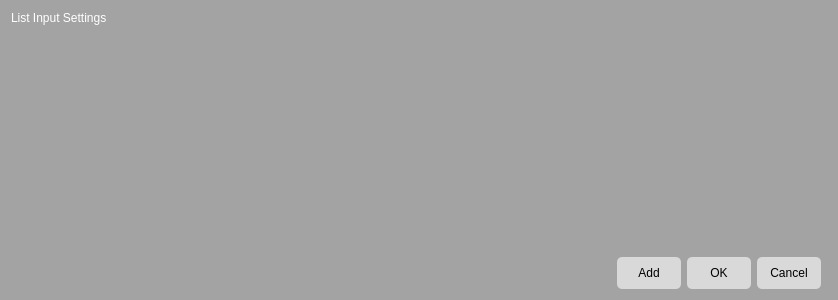
First picture: the form in widgets/editor/EditorTools/Settings/inputlistsettings.ui, repository taliyos/DialogueCreatorForGames, before the edit.
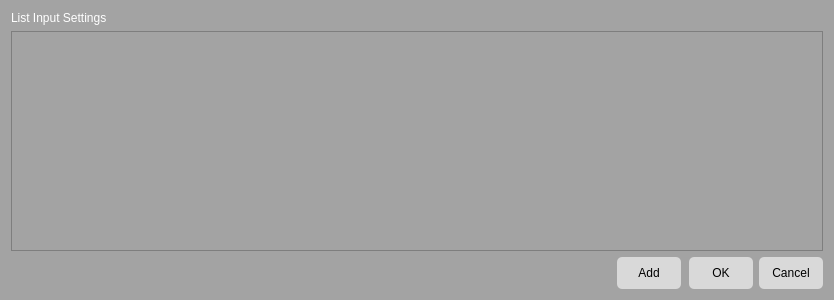
Second picture: the form after the edit.

Commit message: Fixed layouts and styling

Patch:
```diff
--- a/widgets/editor/EditorTools/Settings/inputlistsettings.ui
+++ b/widgets/editor/EditorTools/Settings/inputlistsettings.ui
@@ -6,7 +6,7 @@
    <rect>
     <x>0</x>
     <y>0</y>
-    <width>400</width>
+    <width>834</width>
     <height>300</height>
    </rect>
   </property>
@@ -474,6 +474,22 @@
 	color: black;
 	width: 64px;
 	height: 32px;
+}
+
+QPushButton:Hover {
+	background-color: #fefefe;
+}
+
+QPushButton:Pressed {
+	background-color: #a3a3a3;
+}
+
+Line {
+	color: #666666;
+}
+
+QLabel#clipboardLabel, QLabel#effectsLabel, QLabel#fieldsLabel, QLabel#presetsLabel {
+	color: white;
 }</string>
   </property>
   <layout class="QGridLayout" name="gridLayout_3">
@@ -496,44 +512,7 @@
      </property>
     </widget>
    </item>
-   <item row="1" column="0" colspan="4">
-    <layout class="QGridLayout" name="gridLayout_2">
-     <property name="spacing">
-      <number>0</number>
-     </property>
-     <item row="1" column="0">
-      <layout class="QVBoxLayout" name="verticalLayout">
-       <item>
-        <spacer name="verticalSpacer">
-         <property name="orientation">
-          <enum>Qt::Vertical</enum>
-         </property>
-         <property name="sizeHint" stdset="0">
-          <size>
-           <width>20</width>
-           <height>40</height>
-          </size>
-         </property>
-        </spacer>
-       </item>
-      </layout>
-     </item>
-    </layout>
-   </item>
-   <item row="2" column="1">
-    <widget class="QPushButton" name="Add">
-     <property name="minimumSize">
-      <size>
-       <width>64</width>
-       <height>32</height>
-      </size>
-     </property>
-     <property name="text">
-      <string>Add</string>
-     </property>
-    </widget>
-   </item>
-   <item row="2" column="2">
+   <item row="4" column="2">
     <widget class="QDialogButtonBox" name="buttonBox">
      <property name="baseSize">
       <size>
@@ -549,6 +528,43 @@
      </property>
     </widget>
    </item>
+   <item row="4" column="1">
+    <widget class="QPushButton" name="Add">
+     <property name="minimumSize">
+      <size>
+       <width>64</width>
+       <height>32</height>
+      </size>
+     </property>
+     <property name="text">
+      <string>Add</string>
+     </property>
+    </widget>
+   </item>
+   <item row="1" column="0" colspan="3">
+    <widget class="QScrollArea" name="scrollArea">
+     <property name="sizeAdjustPolicy">
+      <enum>QAbstractScrollArea::AdjustToContents</enum>
+     </property>
+     <property name="widgetResizable">
+      <bool>true</bool>
+     </property>
+     <property name="alignment">
+      <set>Qt::AlignLeading|Qt::AlignLeft|Qt::AlignTop</set>
+     </property>
+     <widget class="QWidget" name="scrollAreaWidgetContents">
+      <property name="geometry">
+       <rect>
+        <x>0</x>
+        <y>0</y>
+        <width>814</width>
+        <height>220</height>
+       </rect>
+      </property>
+      <layout class="QVBoxLayout" name="verticalLayout_2"/>
+     </widget>
+    </widget>
+   </item>
   </layout>
  </widget>
  <resources/>
```
The commit also changes 4 other files.
